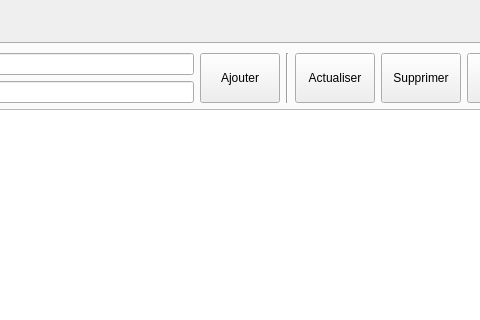
This is mainwindow.ui in MouadKH9/library-cpp as Qt 5 draws it before an edit; both pictures show x 343 to 823 and y 0 to 320 of the 919 by 635 pixel window. The edited form follows.
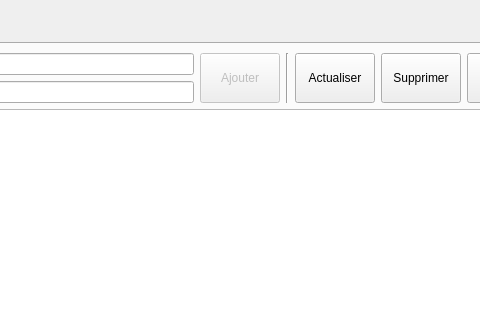
This is the edited form.

```diff
--- a/mainwindow.ui
+++ b/mainwindow.ui
@@ -57,6 +57,9 @@
               </item>
               <item>
                <widget class="QPushButton" name="pushButton">
+                <property name="enabled">
+                 <bool>false</bool>
+                </property>
                 <property name="sizePolicy">
                  <sizepolicy hsizetype="Minimum" vsizetype="Preferred">
                   <horstretch>0</horstretch>
```
